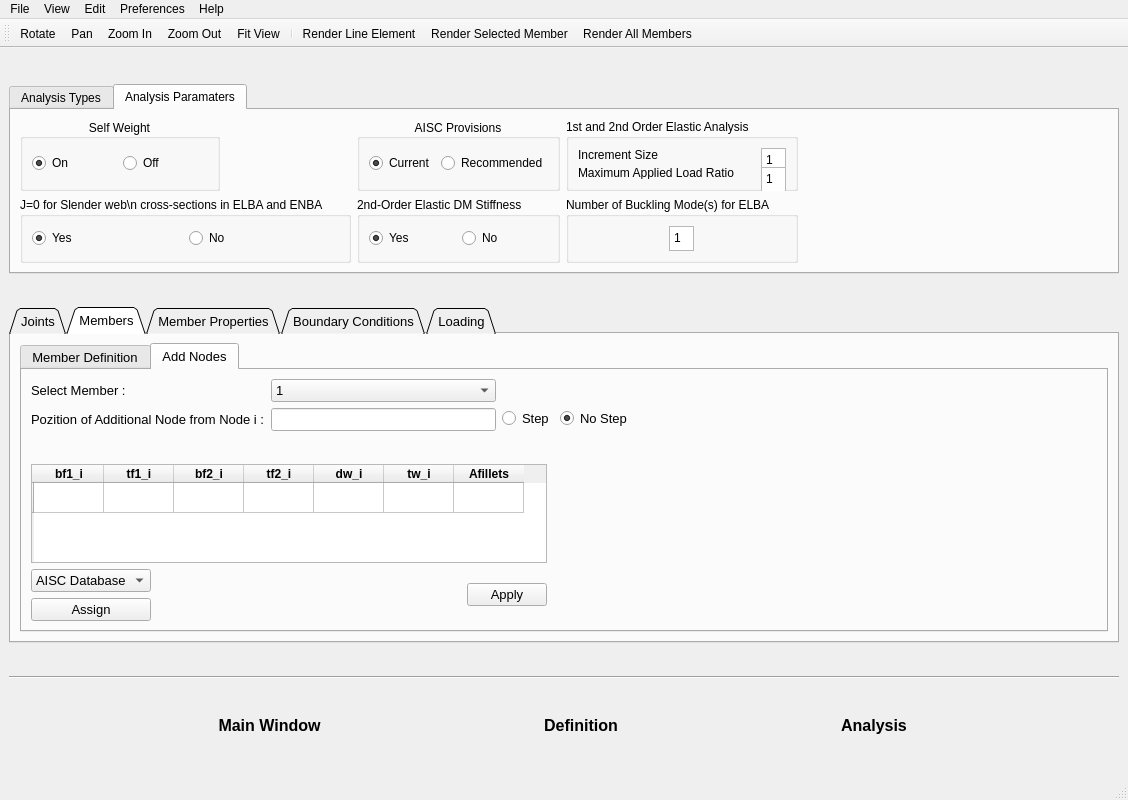
Qt form V2_dev/SABRE2-V3.ui (oguzhantogay/SABRE2_V2_local) before a commit.
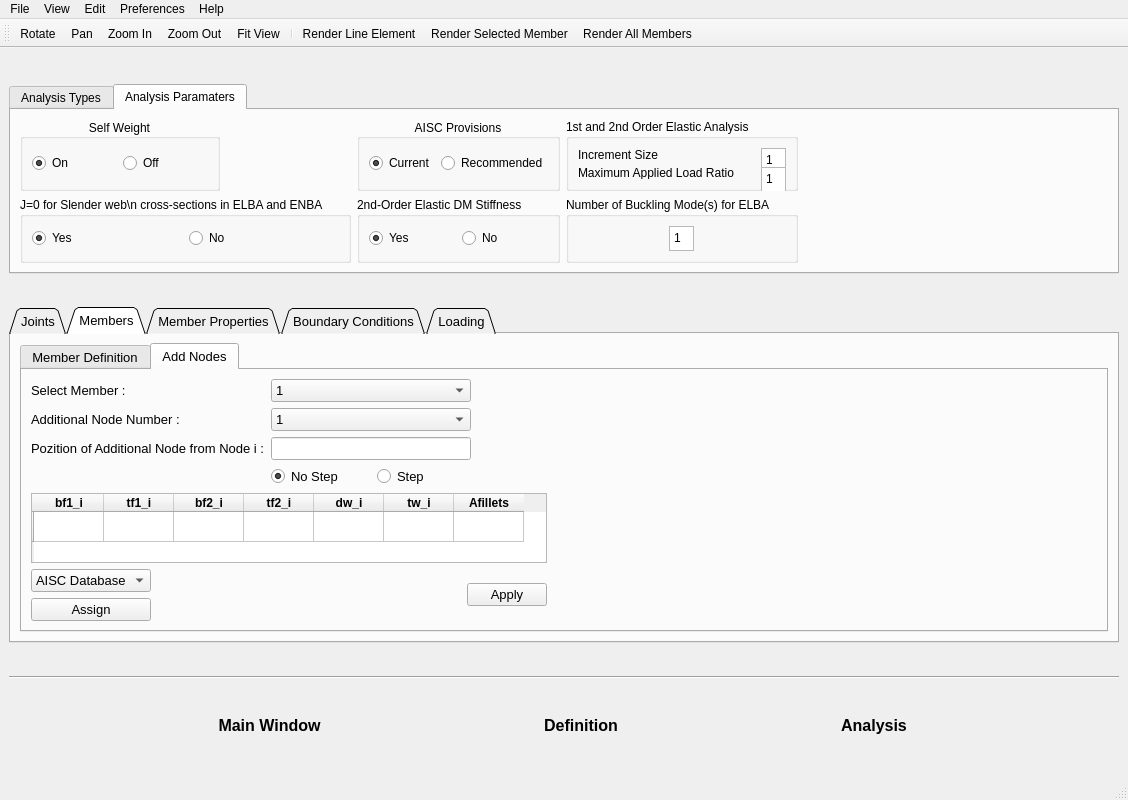
The same form after that commit. Icons and pictures are not drawn.

Commit message: Update on GUI for Add Node Member

Diff of the .ui file:
```diff
--- a/V2_dev/SABRE2-V3.ui
+++ b/V2_dev/SABRE2-V3.ui
@@ -1088,13 +1088,14 @@
            <attribute name="title">
             <string>Add Nodes</string>
            </attribute>
-           <layout class="QVBoxLayout" name="verticalLayout_9">
+           <layout class="QVBoxLayout" name="verticalLayout_10">
             <item>
              <layout class="QHBoxLayout" name="horizontalLayout_25">
               <item>
-               <layout class="QHBoxLayout" name="horizontalLayout_22">
-                <item>
-                 <layout class="QGridLayout" name="gridLayout_2">
+               <layout class="QFormLayout" name="formLayout">
+                <property name="fieldGrowthPolicy">
+                 <enum>QFormLayout::AllNonFixedFieldsGrow</enum>
+                </property>
                   <item row="0" column="0">
                    <widget class="QLabel" name="label_2">
                     <property name="text">
@@ -1102,15 +1103,14 @@
                     </property>
                    </widget>
                   </item>
-                  <item row="1" column="0">
-                   <widget class="QLabel" name="label_3">
-                    <property name="text">
-                     <string>Pozition of Additional Node from Node i :</string>
-                    </property>
-                   </widget>
-                  </item>
                   <item row="0" column="1">
                    <widget class="QComboBox" name="AddNodeMember">
+                  <property name="maximumSize">
+                   <size>
+                    <width>200</width>
+                    <height>16777215</height>
+                   </size>
+                  </property>
                     <item>
                      <property name="text">
                       <string>1</string>
@@ -1118,75 +1118,73 @@
                     </item>
                    </widget>
                   </item>
-                  <item row="4" column="0">
-                   <spacer name="verticalSpacer_5">
-                    <property name="orientation">
-                     <enum>Qt::Vertical</enum>
-                    </property>
-                    <property name="sizeHint" stdset="0">
-                     <size>
-                      <width>20</width>
-                      <height>40</height>
-                     </size>
-                    </property>
-                   </spacer>
-                  </item>
-                  <item row="4" column="1">
-                   <spacer name="verticalSpacer_6">
-                    <property name="orientation">
-                     <enum>Qt::Vertical</enum>
-                    </property>
-                    <property name="sizeHint" stdset="0">
-                     <size>
-                      <width>20</width>
-                      <height>40</height>
-                     </size>
-                    </property>
-                   </spacer>
-                  </item>
-                  <item row="3" column="0">
-                   <spacer name="verticalSpacer_8">
-                    <property name="orientation">
-                     <enum>Qt::Vertical</enum>
-                    </property>
-                    <property name="sizeHint" stdset="0">
-                     <size>
-                      <width>20</width>
-                      <height>40</height>
-                     </size>
-                    </property>
-                   </spacer>
-                  </item>
-                  <item row="2" column="0">
-                   <spacer name="verticalSpacer_9">
-                    <property name="orientation">
-                     <enum>Qt::Vertical</enum>
-                    </property>
-                    <property name="sizeHint" stdset="0">
-                     <size>
-                      <width>20</width>
-                      <height>40</height>
-                     </size>
-                    </property>
-                   </spacer>
+                <item row="1" column="0">
+                 <widget class="QLabel" name="label_4">
+                  <property name="text">
+                   <string>Additional Node Number :</string>
+                  </property>
+                 </widget>
                   </item>
                   <item row="1" column="1">
-                   <widget class="QLineEdit" name="AddNodePositionFrom"/>
+                 <widget class="QComboBox" name="AdditionalNodeNumberComboBox">
+                  <property name="maximumSize">
+                   <size>
+                    <width>200</width>
+                    <height>16777215</height>
+                   </size>
+                  </property>
+                  <property name="currentIndex">
+                   <number>0</number>
+                  </property>
+                  <item>
+                   <property name="text">
+                    <string>1</string>
+                   </property>
                   </item>
-                 </layout>
+                 </widget>
                 </item>
-                <item>
-                 <widget class="QRadioButton" name="StepRB2">
+                <item row="2" column="0">
+                 <widget class="QLabel" name="label_3">
                   <property name="text">
-                   <string>Step</string>
+                   <string>Pozition of Additional Node from Node i :</string>
                   </property>
-                  <property name="checked">
-                   <bool>false</bool>
+                 </widget>
+                </item>
+                <item row="2" column="1">
+                 <widget class="QLineEdit" name="AddNodePositionFrom">
+                  <property name="maximumSize">
+                   <size>
+                    <width>200</width>
+                    <height>16777215</height>
+                   </size>
                   </property>
                  </widget>
                 </item>
+                <item row="3" column="1">
+                 <layout class="QVBoxLayout" name="verticalLayout_9">
+                  <item>
+                   <spacer name="verticalSpacer_7">
+                    <property name="orientation">
+                     <enum>Qt::Vertical</enum>
+                    </property>
+                    <property name="sizeHint" stdset="0">
+                     <size>
+                      <width>20</width>
+                      <height>40</height>
+                     </size>
+                    </property>
+                   </spacer>
+                  </item>
+                  <item>
+                   <layout class="QHBoxLayout" name="horizontalLayout_22">
                 <item>
                  <widget class="QRadioButton" name="StepRB1">
+                      <property name="maximumSize">
+                       <size>
+                        <width>100</width>
+                        <height>16777215</height>
+                       </size>
+                      </property>
                   <property name="text">
                    <string>No Step</string>
                   </property>
@@ -1196,6 +1194,28 @@
                  </widget>
                 </item>
                 <item>
+                     <widget class="QRadioButton" name="StepRB2">
+                      <property name="maximumSize">
+                       <size>
+                        <width>100</width>
+                        <height>16777215</height>
+                       </size>
+                      </property>
+                      <property name="text">
+                       <string>Step</string>
+                      </property>
+                      <property name="checked">
+                       <bool>false</bool>
+                      </property>
+                     </widget>
+                    </item>
+                   </layout>
+                  </item>
+                 </layout>
+                </item>
+               </layout>
+              </item>
+              <item>
                  <spacer name="horizontalSpacer_7">
                   <property name="orientation">
                    <enum>Qt::Horizontal</enum>
@@ -1207,8 +1227,6 @@
                    </size>
                   </property>
                  </spacer>
-                </item>
-               </layout>
               </item>
              </layout>
             </item>
```
Lines whose indentation alone changed are shown as unchanged. The commit also changes 2 other files.
